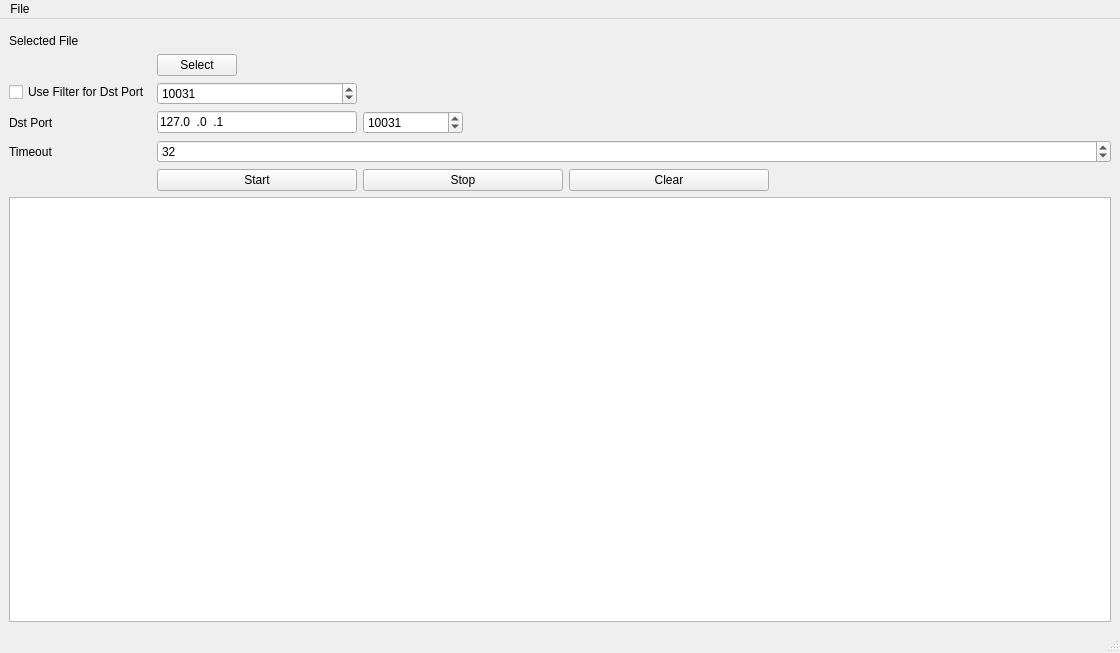
Qt form mainwindow.ui (artthirt/AnalyzePcapUdp) before a commit.
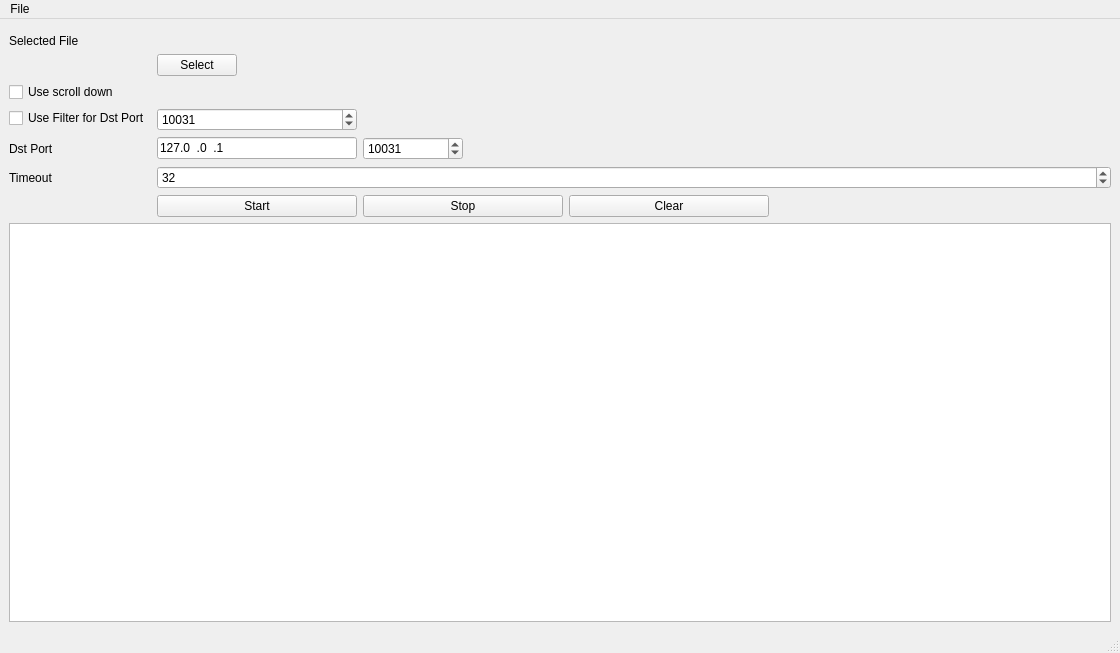
The same form after that commit.

Diff of the .ui file:
```diff
--- a/mainwindow.ui
+++ b/mainwindow.ui
@@ -27,14 +27,14 @@
         </property>
        </layout>
       </item>
-      <item row="7" column="0">
+      <item row="8" column="0">
        <widget class="QCheckBox" name="chbFilterDstPort">
         <property name="text">
          <string>Use Filter for Dst Port</string>
         </property>
        </widget>
       </item>
-      <item row="7" column="1">
+      <item row="8" column="1">
        <widget class="QSpinBox" name="sbFilterDstPort">
         <property name="maximumSize">
          <size>
@@ -76,14 +76,14 @@
         </property>
        </widget>
       </item>
-      <item row="12" column="0">
+      <item row="13" column="0">
        <widget class="QLabel" name="label_3">
         <property name="text">
          <string>Timeout</string>
         </property>
        </widget>
       </item>
-      <item row="12" column="1">
+      <item row="13" column="1">
        <widget class="QSpinBox" name="sbTimeout">
         <property name="maximum">
          <number>99999999</number>
@@ -126,7 +126,7 @@
         </item>
        </layout>
       </item>
-      <item row="13" column="1">
+      <item row="14" column="1">
        <layout class="QHBoxLayout" name="horizontalLayout_3">
         <property name="topMargin">
          <number>0</number>
@@ -172,7 +172,7 @@
         </item>
        </layout>
       </item>
-      <item row="10" column="1">
+      <item row="11" column="1">
        <layout class="QHBoxLayout" name="horizontalLayout_4">
         <item>
          <widget class="QLineEdit" name="leIp">
@@ -227,7 +227,7 @@
         </item>
        </layout>
       </item>
-      <item row="10" column="0">
+      <item row="11" column="0">
        <widget class="QLabel" name="label">
         <property name="sizePolicy">
          <sizepolicy hsizetype="Expanding" vsizetype="Preferred">
@@ -240,6 +240,13 @@
         </property>
        </widget>
       </item>
+      <item row="7" column="0">
+       <widget class="QCheckBox" name="cbUseScrollDown">
+        <property name="text">
+         <string>Use scroll down</string>
+        </property>
+       </widget>
+      </item>
      </layout>
     </item>
     <item>
```
